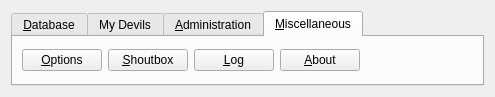
Before: the Qt Designer form client/ui/Taskbar.ui in erikku/frosty, drawn with Qt 5.
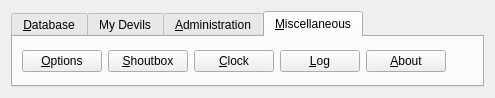
After: the same form once the commit is applied. The open tabs and pages were chosen to show the change.

```diff
--- a/client/ui/Taskbar.ui
+++ b/client/ui/Taskbar.ui
@@ -7,7 +7,7 @@
     <x>0</x>
     <y>0</y>
     <width>495</width>
-    <height>97</height>
+    <height>98</height>
    </rect>
   </property>
   <layout class="QVBoxLayout">
@@ -158,6 +158,13 @@
          </property>
         </widget>
        </item>
+       <item>
+        <widget class="QPushButton" name="clockButton">
+         <property name="text">
+          <string>&amp;Clock</string>
+         </property>
+        </widget>
+       </item>
        <item>
         <widget class="QPushButton" name="logButton">
          <property name="text">
```
